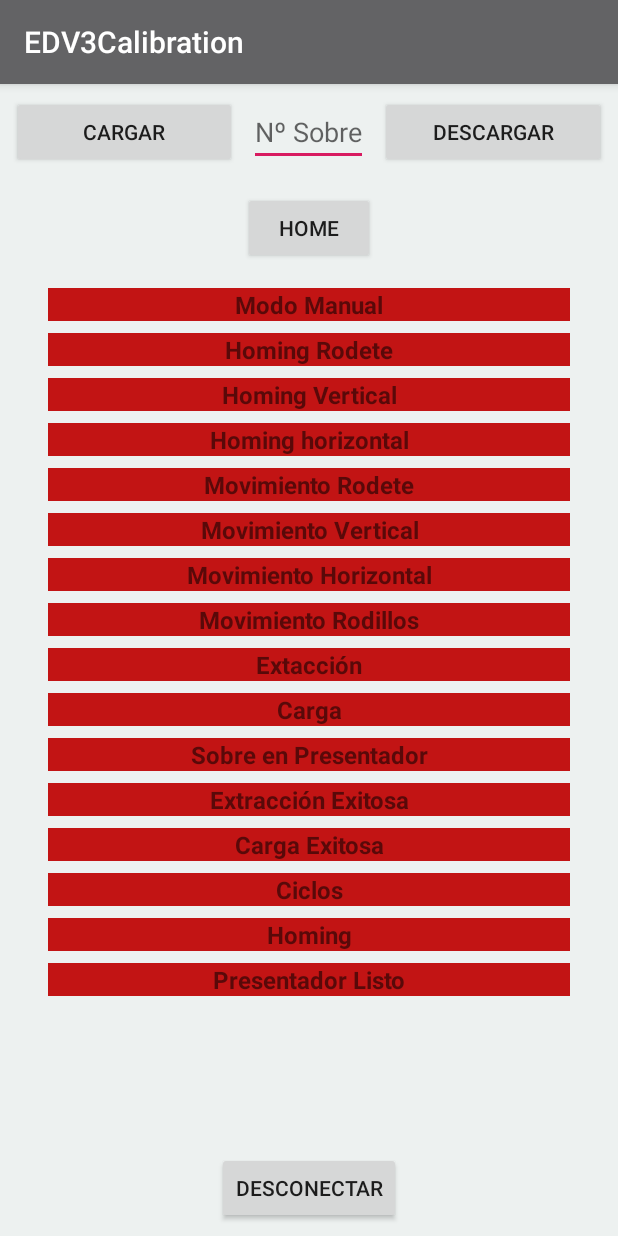
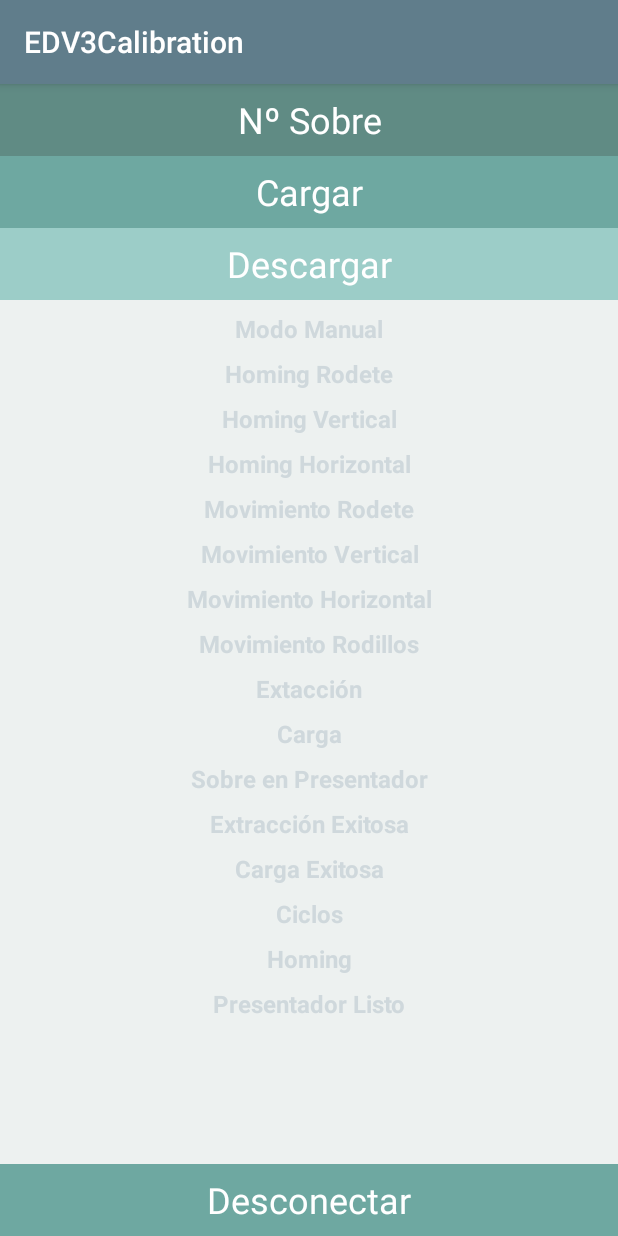
Before and after one commit to MoyaCar/Android-Calibration-Views, an Android app: the screen it shows after launch (MainActivity), on a phone screen of 412 x 824 dp. Run offline under Robolectric (Android 15) with nearby library versions, the phone set to English and light mode, and no system bars.

Commit message:
Add Colors, Styles and new Buttons Format (TextViews)

```diff
--- a/app/src/main/java/com/syntax/moy/edv3calibration/MainActivity.java
+++ b/app/src/main/java/com/syntax/moy/edv3calibration/MainActivity.java
@@ -1,22 +1,105 @@
 package com.syntax.moy.edv3calibration;
 
 import android.graphics.Color;
+import android.graphics.drawable.ColorDrawable;
+import android.graphics.drawable.Drawable;
 import android.support.v4.content.ContextCompat;
 import android.support.v7.app.AppCompatActivity;
 import android.os.Bundle;
+import android.view.MotionEvent;
 import android.view.View;
 import android.widget.TextView;
 
 public class MainActivity extends AppCompatActivity {
-    int manualVal = 0;
+
+    TextView cargar;
+    TextView descargar;
+    TextView desconector;
+
+    TextView cargaTv;
+    TextView cargaExitosaTv;
 
     @Override
     protected void onCreate(Bundle savedInstanceState) {
         super.onCreate(savedInstanceState);
         setContentView(R.layout.activity_main);
+
+        cargar = findViewById(R.id.cargar_tv);
+        descargar = findViewById(R.id.descargar_tv);
+        desconector = findViewById(R.id.desconectar);
+
+        cargaTv = findViewById(R.id.carga_flag_view);
+        cargaExitosaTv = findViewById(R.id.carga_exitosa_view);
+
+        onTouchColors tc = new onTouchColors();
+        onTouchColors2 tc2 = new onTouchColors2();
+        onTouchColors3 tc3 = new onTouchColors3();
+
+
+        cargar.setOnTouchListener(tc);
+        descargar.setOnTouchListener(tc2);
+        desconector.setOnTouchListener(tc3);
+
     }
 
-    public void modoManualFlagColor(View view) {
+
+    class onTouchColors implements View.OnTouchListener {
+        @Override
+
+        public boolean onTouch(View v, MotionEvent event) {
+
+
+            if (event.getAction() == MotionEvent.ACTION_DOWN) {
+                v.setBackgroundResource(R.color.onTouchBackground);
+                cargaTv.setTextColor(getResources().getColor(R.color.ActiveFlag));
+            }
+            if (event.getAction() == MotionEvent.ACTION_UP) {
+                v.setBackgroundResource(R.color.buttonBackground2);
+                cargaTv.setTextColor(getResources().getColor(R.color.inactiveFlag));
+                cargaExitosaTv.setTextColor(getResources().getColor(R.color.ActiveFlag));
+            }
+
+            return true;
+        }
+    }
+
+    class onTouchColors2 implements View.OnTouchListener {
+        @Override
+
+        public boolean onTouch(View v, MotionEvent event) {
+
+
+            if (event.getAction() == MotionEvent.ACTION_DOWN) {
+                v.setBackgroundResource(R.color.onTouchBackground);
+            }
+            if (event.getAction() == MotionEvent.ACTION_UP) {
+                v.setBackgroundResource(R.color.buttonBackground3);
+                cargaExitosaTv.setTextColor(getResources().getColor(R.color.inactiveFlag));
+            }
+
+            return true;
+        }
+    }
+
+
+    class onTouchColors3 implements View.OnTouchListener {
+        @Override
+
+        public boolean onTouch(View v, MotionEvent event) {
+
+
+            if (event.getAction() == MotionEvent.ACTION_DOWN) {
+                v.setBackgroundResource(R.color.onTouchBackground);
+            }
+            if (event.getAction() == MotionEvent.ACTION_UP) {
+                v.setBackgroundResource(R.color.buttonBackground2);
+            }
+
+            return true;
+        }
+    }
+
+/*    public void modoManualFlagColor(View view) {
 
         int verdeFlag = getResources().getColor(R.color.verdeflag);
         int rojoFlag = getResources().getColor(R.color.rojoflag);
@@ -31,5 +114,5 @@ public class MainActivity extends AppCompatActivity {
         }
 
 
-    }
+    }*/
 }
--- a/app/src/main/res/layout/activity_main.xml
+++ b/app/src/main/res/layout/activity_main.xml
@@ -11,27 +11,43 @@
     <LinearLayout
         android:layout_width="match_parent"
         android:layout_height="wrap_content"
-        android:gravity="center">
+        android:gravity="center"
+        android:orientation="vertical">
 
-        <Button
-            android:layout_width="0dp"
-            android:layout_weight="1"
-            android:layout_height="wrap_content"
-            android:layout_margin="8dp"
+
+        <EditText
+            android:id="@+id/edit_text"
+            android:layout_width="match_parent"
+            android:layout_height="48dp"
+            android:gravity="center"
+            android:hint="Nº Sobre"
+            android:inputType="number"
+            android:background="@color/buttonBackground"
+            android:textSize="24sp"
+            android:textColor="@color/textColor"
+            android:textColorHint="@color/textColor"
+            />
+        <TextView
+            android:id="@+id/cargar_tv"
+            android:layout_width="match_parent"
+            android:layout_height="48dp"
             android:text="Cargar"
-            android:onClick="modoManualFlagColor"/>
-        <EditText
-            android:layout_width="wrap_content"
-            android:layout_height="wrap_content"
-            android:hint="Nº Sobre"
-            android:inputType="number" />
+            android:gravity="center"
+            android:textSize="24sp"
+            android:background="@color/buttonBackground2"
+            android:textColor="@color/textColor"
+            />
+        <TextView
+            android:id="@+id/descargar_tv"
+            android:layout_width="match_parent"
+            android:layout_height="48dp"
+            android:text="Descargar"
+            android:gravity="center"
+            android:textSize="24sp"
+            android:background="@color/buttonBackground3"
+            android:textColor="@color/textColor"/>
 
-        <Button
-            android:layout_width="0dp"
-            android:layout_weight="1"
-            android:layout_height="wrap_content"
-            android:layout_margin="8dp"
-            android:text="Descargar" />
+
     </LinearLayout>
 
     <LinearLayout
@@ -40,11 +56,7 @@
         android:gravity="center"
         android:orientation="horizontal">
 
-        <Button
-            android:layout_width="wrap_content"
-            android:layout_height="wrap_content"
-            android:layout_margin="8dp"
-            android:text="Home" />
+
 
 
     </LinearLayout>
@@ -70,7 +82,7 @@
                     android:layout_marginLeft="32dp"
                     android:layout_marginTop="8dp"
                     android:layout_marginRight="32dp"
-                    android:background="@color/rojoflag"
+                    android:textColor="@color/inactiveFlag"
                     android:gravity="center"
                     android:text="Modo Manual"
                     android:textSize="16sp"
@@ -83,7 +95,7 @@
                     android:layout_marginLeft="32dp"
                     android:layout_marginTop="8dp"
                     android:layout_marginRight="32dp"
-                    android:background="@color/rojoflag"
+                    android:textColor="@color/inactiveFlag"
                     android:gravity="center"
                     android:text="Homing Rodete"
                     android:textSize="16sp"
@@ -96,7 +108,7 @@
                     android:layout_marginLeft="32dp"
                     android:layout_marginTop="8dp"
                     android:layout_marginRight="32dp"
-                    android:background="@color/rojoflag"
+                    android:textColor="@color/inactiveFlag"
                     android:gravity="center"
                     android:text="Homing Vertical"
                     android:textSize="16sp"
@@ -109,9 +121,9 @@
                     android:layout_marginLeft="32dp"
                     android:layout_marginTop="8dp"
                     android:layout_marginRight="32dp"
-                    android:background="@color/rojoflag"
+                    android:textColor="@color/inactiveFlag"
                     android:gravity="center"
-                    android:text="Homing horizontal"
+                    android:text="Homing Horizontal"
                     android:textSize="16sp"
                     android:textStyle="bold" />
 
@@ -122,7 +134,7 @@
                     android:layout_marginLeft="32dp"
                     android:layout_marginTop="8dp"
                     android:layout_marginRight="32dp"
-                    android:background="@color/rojoflag"
+                    android:textColor="@color/inactiveFlag"
                     android:gravity="center"
                     android:text="Movimiento Rodete"
                     android:textSize="16sp"
@@ -135,7 +147,7 @@
                     android:layout_marginLeft="32dp"
                     android:layout_marginTop="8dp"
                     android:layout_marginRight="32dp"
-                    android:background="@color/rojoflag"
+                    android:textColor="@color/inactiveFlag"
                     android:gravity="center"
                     android:text="Movimiento Vertical"
                     android:textSize="16sp"
@@ -148,7 +160,7 @@
                     android:layout_marginLeft="32dp"
                     android:layout_marginTop="8dp"
                     android:layout_marginRight="32dp"
-                    android:background="@color/rojoflag"
+                    android:textColor="@color/inactiveFlag"
                     android:gravity="center"
                     android:text="Movimiento Horizontal"
                     android:textSize="16sp"
@@ -161,7 +173,7 @@
                     android:layout_marginLeft="32dp"
                     android:layout_marginTop="8dp"
                     android:layout_marginRight="32dp"
-                    android:background="@color/rojoflag"
+                    android:textColor="@color/inactiveFlag"
                     android:gravity="center"
                     android:text="Movimiento Rodillos"
                     android:textSize="16sp"
@@ -174,7 +186,7 @@
                     android:layout_marginLeft="32dp"
                     android:layout_marginTop="8dp"
                     android:layout_marginRight="32dp"
-                    android:background="@color/rojoflag"
+                    android:textColor="@color/inactiveFlag"
                     android:gravity="center"
                     android:text="Extacción"
                     android:textSize="16sp"
@@ -187,7 +199,7 @@
                     android:layout_marginLeft="32dp"
                     android:layout_marginTop="8dp"
                     android:layout_marginRight="32dp"
-                    android:background="@color/rojoflag"
+                    android:textColor="@color/inactiveFlag"
                     android:gravity="center"
                     android:text="Carga"
                     android:textSize="16sp"
@@ -201,7 +213,7 @@
                     android:layout_marginLeft="32dp"
                     android:layout_marginTop="8dp"
                     android:layout_marginRight="32dp"
-                    android:background="@color/rojoflag"
+                    android:textColor="@color/inactiveFlag"
                     android:gravity="center"
                     android:text="Sobre en Presentador"
                     android:textSize="16sp"
@@ -214,7 +226,7 @@
                     android:layout_marginLeft="32dp"
                     android:layout_marginTop="8dp"
                     android:layout_marginRight="32dp"
-                    android:background="@color/rojoflag"
+                    android:textColor="@color/inactiveFlag"
                     android:gravity="center"
                     android:text="Extracción Exitosa"
                     android:textSize="16sp"
@@ -227,7 +239,7 @@
                     android:layout_marginLeft="32dp"
                     android:layout_marginTop="8dp"
                     android:layout_marginRight="32dp"
-                    android:background="@color/rojoflag"
+                    android:textColor="@color/inactiveFlag"
                     android:gravity="center"
                     android:text="Carga Exitosa"
                     android:textSize="16sp"
@@ -240,7 +252,7 @@
                     android:layout_marginLeft="32dp"
                     android:layout_marginTop="8dp"
                     android:layout_marginRight="32dp"
-                    android:background="@color/rojoflag"
+                    android:textColor="@color/inactiveFlag"
                     android:gravity="center"
                     android:text="Ciclos"
                     android:textSize="16sp"
@@ -253,7 +265,7 @@
                     android:layout_marginLeft="32dp"
                     android:layout_marginTop="8dp"
                     android:layout_marginRight="32dp"
-                    android:background="@color/rojoflag"
+                    android:textColor="@color/inactiveFlag"
                     android:gravity="center"
                     android:text="Homing"
                     android:textSize="16sp"
@@ -266,7 +278,7 @@
                     android:layout_marginLeft="32dp"
                     android:layout_marginTop="8dp"
                     android:layout_marginRight="32dp"
-                    android:background="@color/rojoflag"
+                    android:textColor="@color/inactiveFlag"
                     android:gravity="center"
                     android:text="Presentador Listo"
                     android:textSize="16sp"
@@ -281,10 +293,14 @@
         android:orientation="vertical"
         android:gravity="center">
 
-        <Button
-            android:layout_width="wrap_content"
-            android:layout_height="wrap_content"
-            android:text="Desconectar"
-            android:layout_margin="8dp"/>
+    <TextView
+        android:id="@+id/desconectar"
+        android:layout_width="match_parent"
+        android:layout_height="48dp"
+        android:text="Desconectar"
+        android:gravity="center"
+        android:background="@color/buttonBackground2"
+        android:textSize="24sp"
+        android:textColor="@color/textColor"/>
     </LinearLayout>
 </LinearLayout>
--- a/app/src/main/res/values/colors.xml
+++ b/app/src/main/res/values/colors.xml
@@ -1,8 +1,13 @@
 <?xml version="1.0" encoding="utf-8"?>
 <resources>
-    <color name="colorPrimary">#636365</color>
-    <color name="colorPrimaryDark">#373738</color>
-    <color name="colorAccent">#D81B60</color>
-    <color name="rojoflag">#c21414</color>
-    <color name="verdeflag">#30a433</color>
+    <color name="colorPrimary">#607D8B</color>
+    <color name="colorPrimaryDark">#455A64</color>
+    <color name="colorAccent">#9E9E9E</color>
+    <color name="inactiveFlag">#CFD8DC</color>
+    <color name="ActiveFlag">#212121</color>
+    <color name="buttonBackground">#608b84</color>
+    <color name="buttonBackground2">#6ea8a1</color>
+    <color name="buttonBackground3">#9ccdc8</color>
+    <color name="textColor">#FFFFFF</color>
+    <color name="onTouchBackground">#37474f</color>
 </resources>
```
